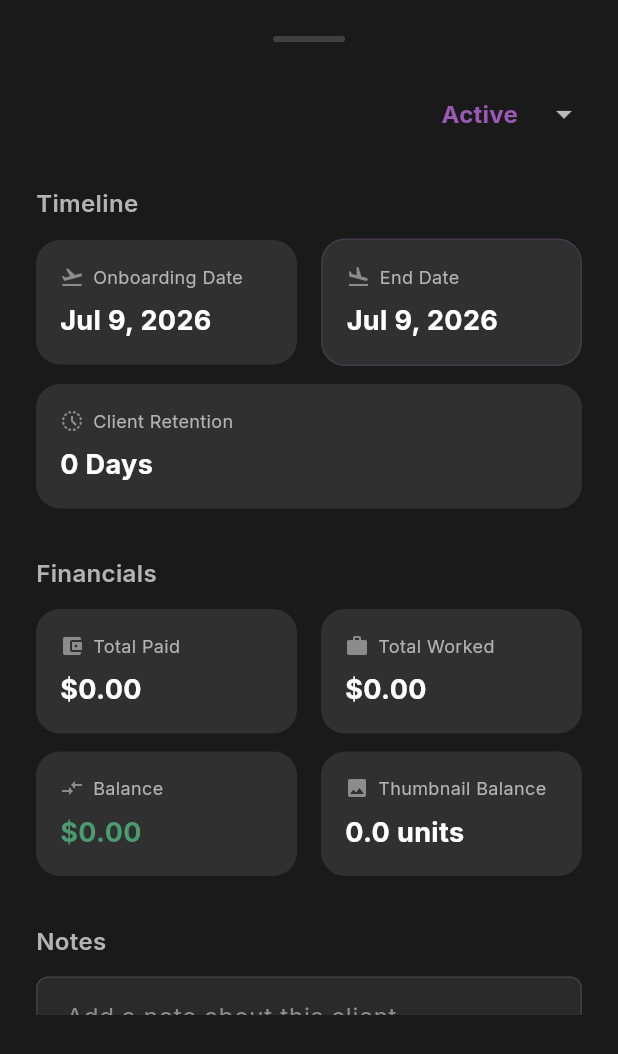
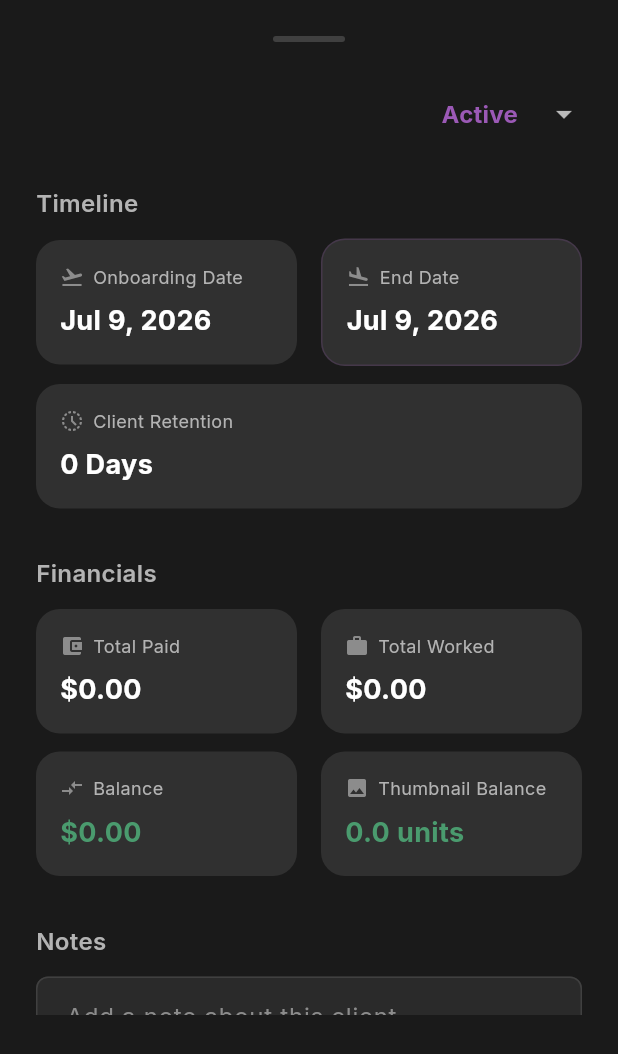
Before and after one commit to Shahriar385/thumbhq-app, a Flutter app: the ClientDetailSheet widget shown alone on an empty page, opened directly with empty values, on a phone screen of 412 x 824 dp. Shown: the top 1054 px of the screen. Run offline on Flutter 3.47's test engine with Material 3 defaults, Android fonts, the light colour scheme and no system bars; our stand-ins replace cached_network_image, cloud_firestore, firebase_auth, firebase_core, firebase_storage, fl_chart and 6 more; missing offline and left inert: google_sign_in_all_platforms; accounts and stored records are empty.

Commit message:
fix: Calculate thumbnail balance based on monetary balance instead of total worked

```diff
--- a/lib/screens/client/widgets/client_detail_sheet.dart
+++ b/lib/screens/client/widgets/client_detail_sheet.dart
@@ -82,7 +82,7 @@ class _ClientDetailSheetState extends ConsumerState<ClientDetailSheet> {
     final retentionDays = _calculateRetentionDays();
     final balance = widget.client.totalPaid - widget.client.totalWorked;
     final thumbBalance = widget.client.averagePayout > 0
-        ? widget.client.totalWorked / widget.client.averagePayout
+        ? balance / widget.client.averagePayout
         : 0.0;
 
     return Container(
@@ -224,6 +224,7 @@ class _ClientDetailSheetState extends ConsumerState<ClientDetailSheet> {
                           'Thumbnail Balance',
                           '${thumbBalance.toStringAsFixed(1)} units',
                           Icons.image,
+                          valueColor: thumbBalance >= 0 ? AppColors.approved : AppColors.error,
                         ),
                       ),
                     ],
```
